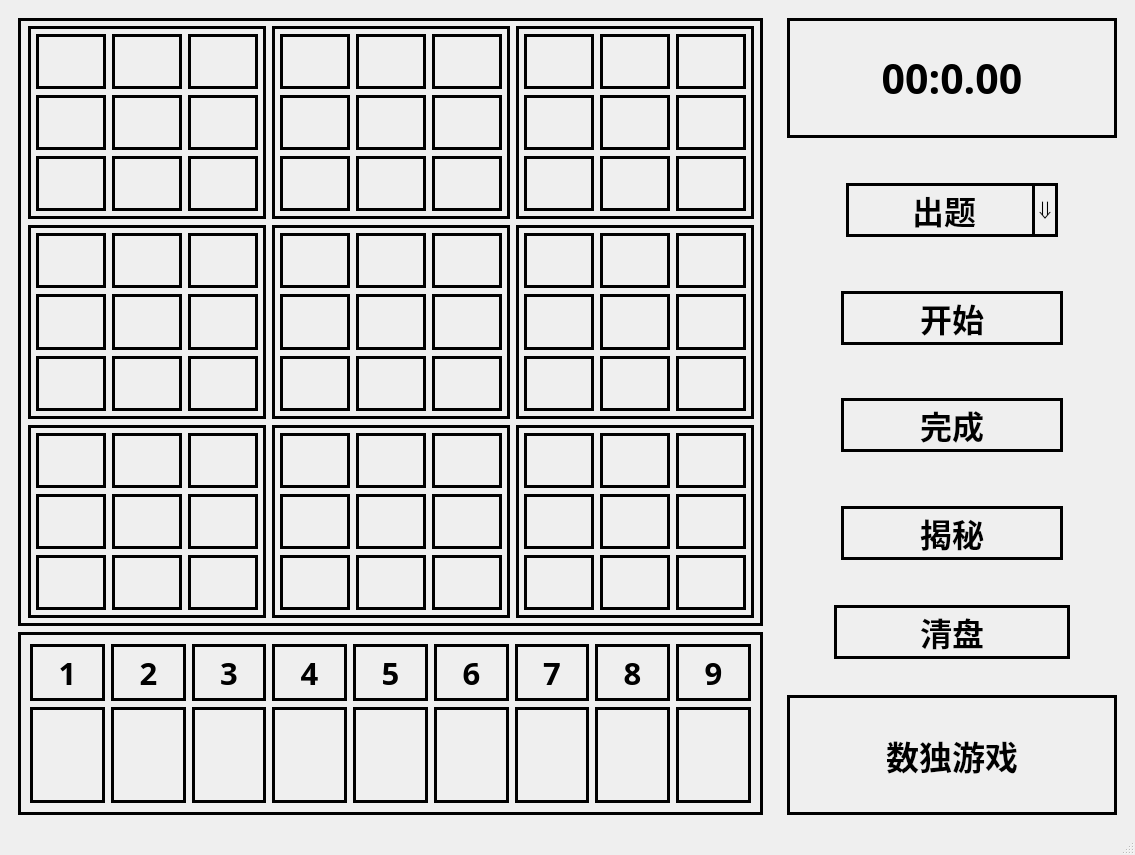
This is mainwindow.ui in songxingling1/Sudoku as Qt 5 draws it before an edit. The edited form follows.
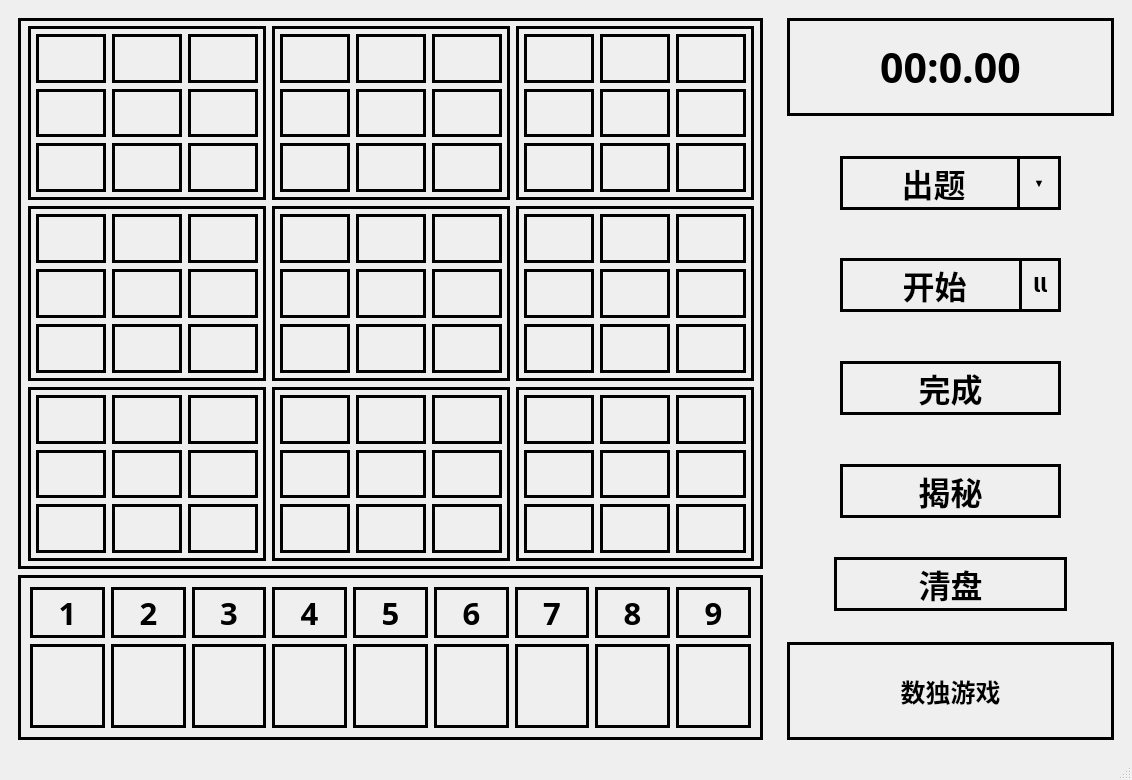
This is the edited form. Icons and pictures are not drawn. Custom widgets are drawn as their Qt base class.

Patch:
```diff
--- a/mainwindow.ui
+++ b/mainwindow.ui
@@ -6,8 +6,8 @@
    <rect>
     <x>0</x>
     <y>0</y>
-    <width>1135</width>
-    <height>855</height>
+    <width>1132</width>
+    <height>780</height>
    </rect>
   </property>
   <property name="sizePolicy">
@@ -22,12 +22,6 @@
     <height>0</height>
    </size>
   </property>
-  <property name="maximumSize">
-   <size>
-    <width>16777215</width>
-    <height>16777215</height>
-   </size>
-  </property>
   <property name="windowTitle">
    <string>数独游戏</string>
   </property>
@@ -43,6 +37,11 @@
      <verstretch>0</verstretch>
     </sizepolicy>
    </property>
+   <property name="styleSheet">
+    <string notr="true">QWidget#centralwidget {
+	margin: 10px;
+}</string>
+   </property>
    <layout class="QGridLayout" name="gridLayout_2">
     <item row="0" column="0">
      <widget class="QFrame" name="verticalFrame_2">
@@ -3440,7 +3439,7 @@
              <widget class="QLabel" name="label">
               <property name="font">
                <font>
-                <family>FandolSong</family>
+                <family>华文宋体</family>
                 <pointsize>23</pointsize>
                 <bold>true</bold>
                </font>
@@ -3484,7 +3483,7 @@
              <widget class="QLabel" name="label_2">
               <property name="font">
                <font>
-                <family>FandolSong</family>
+                <family>华文宋体</family>
                 <pointsize>23</pointsize>
                 <bold>true</bold>
                </font>
@@ -3528,7 +3527,7 @@
              <widget class="QLabel" name="label_3">
               <property name="font">
                <font>
-                <family>FandolSong</family>
+                <family>华文宋体</family>
                 <pointsize>23</pointsize>
                 <bold>true</bold>
                </font>
@@ -3572,7 +3571,7 @@
              <widget class="QLabel" name="label_4">
               <property name="font">
                <font>
-                <family>FandolSong</family>
+                <family>华文宋体</family>
                 <pointsize>23</pointsize>
                 <bold>true</bold>
                </font>
@@ -3616,7 +3615,7 @@
              <widget class="QLabel" name="label_5">
               <property name="font">
                <font>
-                <family>FandolSong</family>
+                <family>华文宋体</family>
                 <pointsize>23</pointsize>
                 <bold>true</bold>
                </font>
@@ -3660,7 +3659,7 @@
              <widget class="QLabel" name="label_6">
               <property name="font">
                <font>
-                <family>FandolSong</family>
+                <family>华文宋体</family>
                 <pointsize>23</pointsize>
                 <bold>true</bold>
                </font>
@@ -3704,7 +3703,7 @@
              <widget class="QLabel" name="label_7">
               <property name="font">
                <font>
-                <family>FandolSong</family>
+                <family>华文宋体</family>
                 <pointsize>23</pointsize>
                 <bold>true</bold>
                </font>
@@ -3748,7 +3747,7 @@
              <widget class="QLabel" name="label_8">
               <property name="font">
                <font>
-                <family>FandolSong</family>
+                <family>华文宋体</family>
                 <pointsize>23</pointsize>
                 <bold>true</bold>
                </font>
@@ -3792,7 +3791,7 @@
              <widget class="QLabel" name="label_9">
               <property name="font">
                <font>
-                <family>FandolSong</family>
+                <family>华文宋体</family>
                 <pointsize>23</pointsize>
                 <bold>true</bold>
                </font>
@@ -3855,7 +3854,7 @@
          </property>
          <property name="font">
           <font>
-           <family>FandolSong</family>
+           <family>华文宋体</family>
            <pointsize>31</pointsize>
            <bold>true</bold>
            <underline>false</underline>
@@ -3898,7 +3897,7 @@
            <verstretch>0</verstretch>
           </sizepolicy>
          </property>
-         <layout class="QHBoxLayout" name="horizontalLayout" stretch="100,377,1,100">
+         <layout class="QHBoxLayout" name="horizontalLayout" stretch="1,5,1">
           <property name="spacing">
            <number>0</number>
           </property>
@@ -3916,6 +3915,11 @@
            </spacer>
           </item>
           <item>
+           <layout class="QHBoxLayout" name="horizontalLayout_5" stretch="8,2">
+            <property name="spacing">
+             <number>0</number>
+            </property>
+            <item>
            <widget class="QPushButton" name="question">
             <property name="sizePolicy">
              <sizepolicy hsizetype="Expanding" vsizetype="Expanding">
@@ -3925,7 +3929,7 @@
             </property>
             <property name="font">
              <font>
-              <family>FandolSong</family>
+                <family>华文宋体</family>
               <pointsize>24</pointsize>
               <bold>true</bold>
              </font>
@@ -3957,7 +3961,8 @@
             </property>
             <property name="font">
              <font>
-              <pointsize>20</pointsize>
+                <pointsize>8</pointsize>
+                <bold>true</bold>
              </font>
             </property>
             <property name="styleSheet">
@@ -3969,9 +3974,11 @@
 }</string>
             </property>
             <property name="text">
-             <string>⇓</string>
-            </property>
-           </widget>
+               <string>▼</string>
+              </property>
+             </widget>
+            </item>
+           </layout>
           </item>
           <item>
            <spacer name="horizontalSpacer_2">
@@ -4025,6 +4032,11 @@
            </spacer>
           </item>
           <item>
+           <layout class="QHBoxLayout" name="horizontalLayout_7" stretch="80,19">
+            <property name="spacing">
+             <number>0</number>
+            </property>
+            <item>
            <widget class="QPushButton" name="start">
             <property name="sizePolicy">
              <sizepolicy hsizetype="Expanding" vsizetype="Expanding">
@@ -4034,7 +4046,7 @@
             </property>
             <property name="font">
              <font>
-              <family>FandolSong</family>
+                <family>华文宋体</family>
               <pointsize>24</pointsize>
               <bold>true</bold>
              </font>
@@ -4045,6 +4057,7 @@
     border-color:black;
 	border-width:3;
 	color:black;
+	margin-right:-10px;
 }</string>
             </property>
             <property name="text">
@@ -4053,6 +4066,35 @@
            </widget>
           </item>
           <item>
+             <widget class="QPushButton" name="stop">
+              <property name="sizePolicy">
+               <sizepolicy hsizetype="Expanding" vsizetype="Expanding">
+                <horstretch>0</horstretch>
+                <verstretch>0</verstretch>
+               </sizepolicy>
+              </property>
+              <property name="font">
+               <font>
+                <pointsize>15</pointsize>
+                <bold>true</bold>
+               </font>
+              </property>
+              <property name="styleSheet">
+               <string notr="true">QPushButton {
+	border-style:solid;
+    border-color:black;
+	border-width:3;
+	color:black;
+}</string>
+              </property>
+              <property name="text">
+               <string>𝗹𝗹</string>
+              </property>
+             </widget>
+            </item>
+           </layout>
+          </item>
+          <item>
            <spacer name="horizontalSpacer_4">
             <property name="orientation">
              <enum>Qt::Horizontal</enum>
@@ -4107,7 +4149,7 @@
            <widget class="QPushButton" name="finish">
             <property name="font">
              <font>
-              <family>FandolSong</family>
+              <family>华文宋体</family>
               <pointsize>24</pointsize>
               <bold>true</bold>
              </font>
@@ -4180,7 +4222,7 @@
            <widget class="QPushButton" name="decrypt">
             <property name="font">
              <font>
-              <family>FandolSong</family>
+              <family>华文宋体</family>
               <pointsize>24</pointsize>
               <bold>true</bold>
              </font>
@@ -4246,7 +4288,7 @@
           <widget class="QPushButton" name="clear">
            <property name="font">
             <font>
-             <family>FandolSong</family>
+             <family>华文宋体</family>
              <pointsize>24</pointsize>
              <bold>true</bold>
             </font>
@@ -4302,8 +4344,8 @@
          </property>
          <property name="font">
           <font>
-           <family>FandolSong</family>
-           <pointsize>25</pointsize>
+           <family>华文宋体</family>
+           <pointsize>19</pointsize>
            <bold>true</bold>
            <underline>false</underline>
           </font>
```
Left out of the diff: 12 changed lines with no effect on the pictures. Lines whose indentation alone changed are shown as unchanged.
